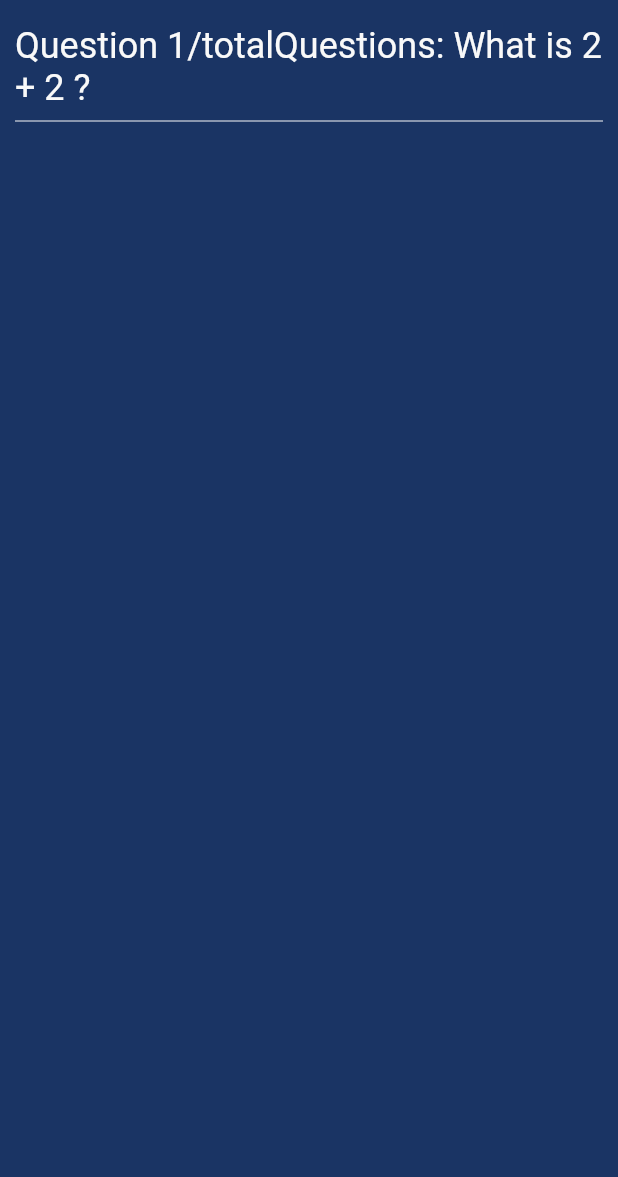
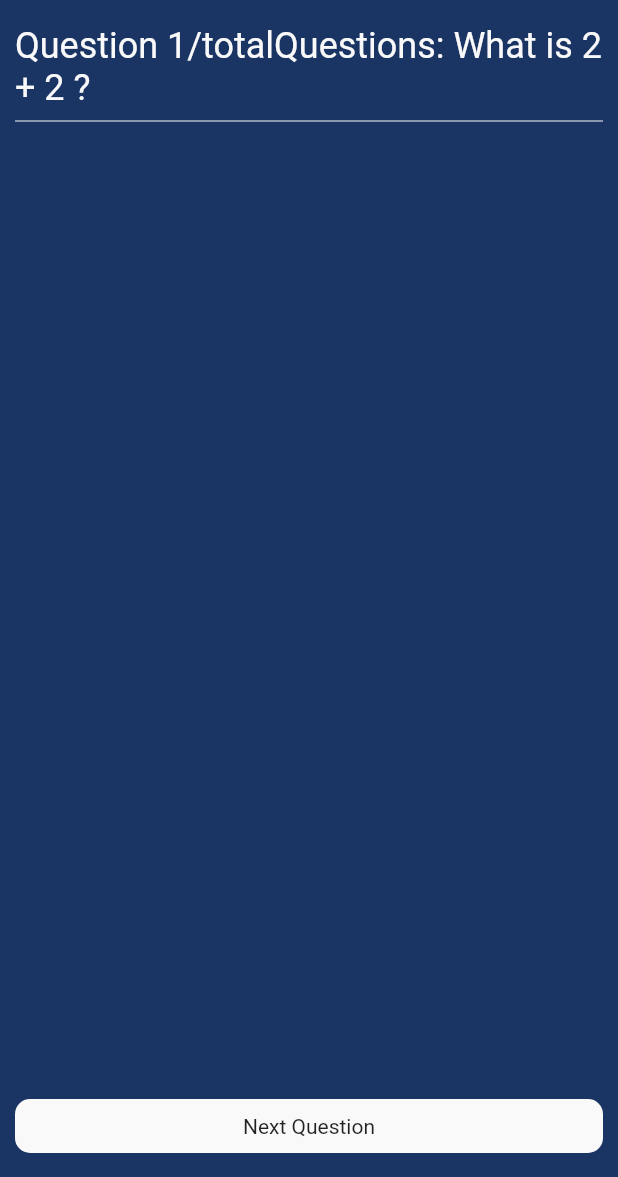
Before and after one commit to anjana732/QuizApplication, a Flutter app: the screen it shows after launch, on a phone screen of 412 x 824 dp, the part 59-1236 px from its top. Run offline on Flutter 3.47's test engine with Material 2 defaults, Android fonts, the phone set to English and light mode, and no system bars.

Commit message:
Added next Button

```diff
--- a/lib/screens/home_screen.dart
+++ b/lib/screens/home_screen.dart
@@ -2,6 +2,7 @@ import 'package:flutter/material.dart';
 import '../constants.dart';
 import '../models/question_model.dart';
 import '../widgets/question_widget.dart';
+import '../widgets/next_button.dart';
 class HomeScreen extends StatefulWidget {
   const HomeScreen({super.key});
 
@@ -46,6 +47,11 @@ class _HomeScreenState extends State<HomeScreen> {
           ],
         ) ,
       ),
+      floatingActionButton: Padding(
+        padding: const EdgeInsets.symmetric(horizontal: 10.0),
+        child: NextButton(),
+      ),
+      floatingActionButtonLocation: FloatingActionButtonLocation.centerFloat,
     );
   }
 }
--- /dev/null
+++ b/lib/widgets/next_button.dart
@@ -0,0 +1,24 @@
+import 'package:flutter/material.dart';
+import '../constants.dart';
+class NextButton extends StatelessWidget {
+  const NextButton({super.key});
+
+  @override
+  Widget build(BuildContext context) {
+    return GestureDetector(
+      onTap: (){},
+      child: Container(
+        width: double.infinity,
+        padding: const EdgeInsets.symmetric(vertical: 10.0),
+        decoration: BoxDecoration(
+          color: neutral,
+          borderRadius: BorderRadius.circular(10.0),
+        ),
+        child: Text(
+          'Next Question',
+          textAlign: TextAlign.center,
+        ),
+      ),
+    );
+  }
+}
--- a/lib/widgets/question_widget.dart
+++ b/lib/widgets/question_widget.dart
@@ -17,10 +17,8 @@ class QuestionWidget extends StatelessWidget {
       alignment: Alignment.centerLeft,
       child: Text('Question ${indexAction + 1}/totalQuestions: $question',
       style: TextStyle(fontSize: 24.0,
-            color: neutral,
-
+            color: neutral,)
       ),
-
     );
   }
 }
```
